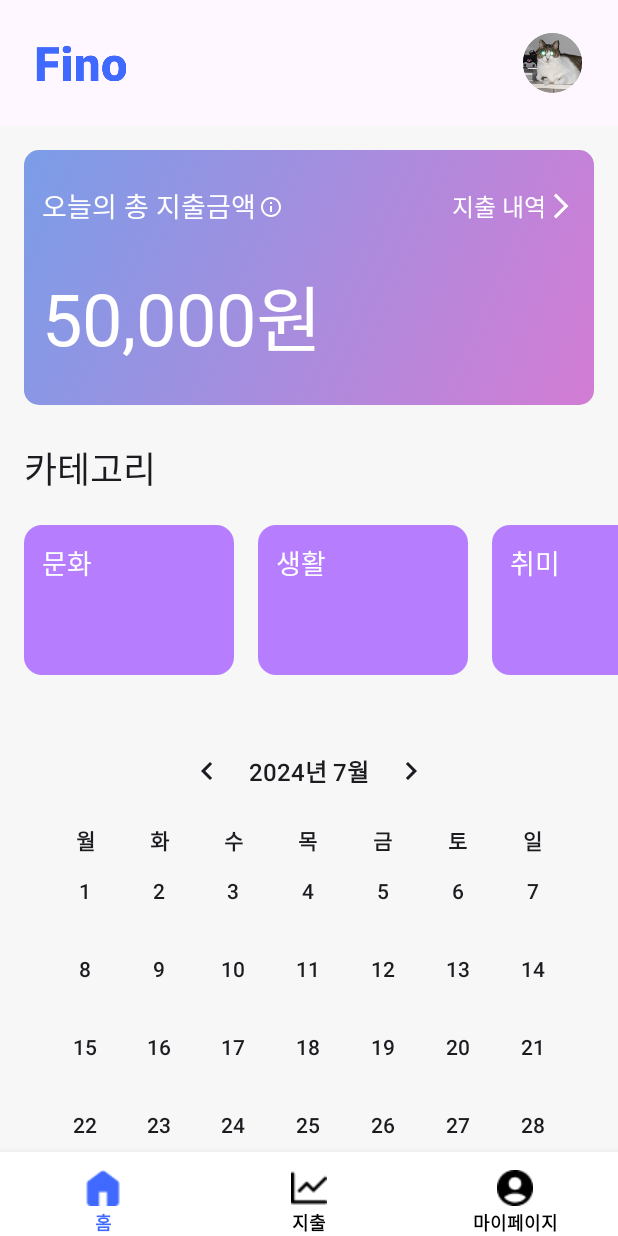
After one commit to 2024-SIGNIEL/signiel-android, an Android app built with Jetpack Compose: the composable RootScreen shown on its own in the app's theme, on a phone screen of 412 x 824 dp. The commit adds this screen. Run offline under Robolectric (Android 15) with nearby library versions, the phone set to English and light mode, and no system bars; Roboto replaces fonts that are not available here.

Commit message:
feat :: Calendar

```diff
--- a/app/build.gradle.kts
+++ b/app/build.gradle.kts
@@ -73,5 +73,5 @@ dependencies {
     debugApi(libs.androidx.compose.ui.tooling)
     debugApi(libs.androidx.compose.ui.test.manifest)
 
-    implementation (libs.androidx.material)
+    implementation(libs.androidx.material)
 }
--- a/app/src/main/java/com/seunghoon/generator/feature/home/HomeScreen.kt
+++ b/app/src/main/java/com/seunghoon/generator/feature/home/HomeScreen.kt
@@ -1,5 +1,6 @@
 package com.seunghoon.generator.feature.home
 
+import android.annotation.SuppressLint
 import androidx.compose.animation.core.animateIntAsState
 import androidx.compose.animation.core.tween
 import androidx.compose.foundation.Image
@@ -16,7 +17,9 @@ import androidx.compose.foundation.layout.size
 import androidx.compose.foundation.layout.statusBarsPadding
 import androidx.compose.foundation.layout.width
 import androidx.compose.foundation.lazy.LazyRow
+import androidx.compose.foundation.rememberScrollState
 import androidx.compose.foundation.shape.RoundedCornerShape
+import androidx.compose.foundation.verticalScroll
 import androidx.compose.material3.Icon
 import androidx.compose.material3.Text
 import androidx.compose.runtime.Composable
@@ -30,7 +33,6 @@ import androidx.compose.ui.Modifier
 import androidx.compose.ui.draw.clip
 import androidx.compose.ui.graphics.Brush
 import androidx.compose.ui.graphics.Color
-import androidx.compose.ui.layout.ContentScale
 import androidx.compose.ui.res.painterResource
 import androidx.compose.ui.text.font.FontWeight
 import androidx.compose.ui.unit.dp
@@ -39,6 +41,7 @@ import androidx.navigation.NavController
 import com.seunghoon.designsystem.ui.theme.Colors
 import com.seunghoon.designsystem.ui.theme.Typography
 import com.seunghoon.generator.R
+import com.seunghoon.generator.ui.SignielCalendar
 import java.text.DecimalFormat
 
 val categoryImages = listOf(
@@ -51,6 +54,7 @@ val categories = listOf(
     "문화", "생활", "취미"
 )
 
+@SuppressLint("MissingInflatedId")
 @Composable
 fun HomeScreen(
     modifier: Modifier = Modifier,
@@ -73,7 +77,11 @@ fun HomeScreen(
             .statusBarsPadding(),
     ) {
         Header(title = "홈")
-        Column(modifier = Modifier.background(Colors.Background_Gray)) {
+        Column(
+            modifier = Modifier
+                .background(Colors.Background_Gray)
+                .verticalScroll(rememberScrollState()),
+        ) {
             Spacer(modifier = Modifier.height(16.dp))
             PayCard(todayPaid = todayPaid)
             Spacer(modifier = Modifier.height(24.dp))
@@ -82,13 +90,16 @@ fun HomeScreen(
                 text = "카테고리",
                 style = Typography.Medium.copy(
                     fontSize = 24.sp,
-                    fontWeight = FontWeight.Bold,
+                    fontWeight = FontWeight.SemiBold,
                 )
             )
+            Spacer(modifier = Modifier.height(20.dp))
+            Categories()
+            Spacer(modifier = Modifier.height(40.dp))
+            SignielCalendar {
+
+            }
         }
-        Spacer(modifier = Modifier.height(8.dp))
-        Categories()
-        Calendar
     }
 }
 
@@ -106,7 +117,7 @@ private fun Categories() {
                     .width(140.dp)
                     .height(100.dp)
                     .background(
-                        color = Colors.Main,
+                        color = Colors.Tertiary,
                         shape = RoundedCornerShape(12.dp),
                     )
                     .padding(12.dp)
@@ -119,14 +130,6 @@ private fun Categories() {
                     ),
                 )
                 Spacer(modifier = Modifier.height(16.dp))
-                /*Image(
-                    modifier = Modifier
-                        .align(Alignment.End)
-                        .size(140.dp),
-                    painter = painterResource(id = categoryImages[it]),
-                    contentDescription = null,
-                    //contentScale = ContentScale.Crop,
-                )*/
             }
         }
     }
@@ -160,6 +163,7 @@ private fun PayCard(
                     text = "오늘의 총 지출금액",
                     style = Typography.Medium.copy(
                         fontSize = 18.sp,
+                        fontWeight = FontWeight.Normal,
                     ),
                     color = Colors.White,
                 )
@@ -176,7 +180,7 @@ private fun PayCard(
                     Text(
                         text = "지출 내역",
                         style = Typography.Medium.copy(
-                            fontWeight = FontWeight.Light,
+                            fontWeight = FontWeight.Normal,
                         ),
                         color = Colors.White
                     )
@@ -194,7 +198,7 @@ private fun PayCard(
                 style = Typography.Medium.copy(
                     fontSize = 48.sp,
                     color = Colors.White,
-                    fontWeight = FontWeight.Normal,
+                    fontWeight = FontWeight.SemiBold,
                 ),
             )
         }
@@ -209,16 +213,21 @@ fun Header(title: String) {
                 .fillMaxWidth()
                 .padding(
                     horizontal = 24.dp,
-                    vertical = 22.dp,
+                    vertical = 12.dp,
                 ),
             verticalAlignment = Alignment.CenterVertically,
+            horizontalArrangement = Arrangement.SpaceBetween,
         ) {
             Image(
-                modifier = Modifier.size(36.dp),
-                painter = painterResource(id = R.drawable.ic_fino),
+                modifier = Modifier.size(60.dp),
+                painter = painterResource(id = R.drawable.ic_fino_text),
+                contentDescription = null,
+            )
+            Image(
+                modifier = Modifier.size(40.dp),
+                painter = painterResource(id = R.drawable.ic_profile),
                 contentDescription = null,
             )
         }
-        //HorizontalDivider(thickness = 1.dp)
     }
 }
--- a/app/src/main/java/com/seunghoon/generator/feature/signin/SignInScreen.kt
+++ b/app/src/main/java/com/seunghoon/generator/feature/signin/SignInScreen.kt
@@ -82,7 +82,7 @@ fun SignInScreen(navController: NavController) {
         SignielButton(
             modifier = Modifier.padding(bottom = 16.dp),
             text = "다음",
-            onClick = { navController.navigate(NavigationRoute.Main.HOME) },
+            onClick = { navController.navigate(NavigationRoute.Main.ROOT) },
         )
     }
 }
--- a/app/src/main/java/com/seunghoon/generator/navigation/NavigationRoute.kt
+++ b/app/src/main/java/com/seunghoon/generator/navigation/NavigationRoute.kt
@@ -1,4 +1,6 @@
 package com.seunghoon.generator.navigation
+
+import com.seunghoon.generator.R
 
 sealed class NavigationRoute(val route: String) {
     data object Auth : NavigationRoute("auth") {
@@ -15,10 +17,35 @@ sealed class NavigationRoute(val route: String) {
 
     data object Main : NavigationRoute("main") {
         val ROOT = this.route + "/root"
-        val HOME = this.route + "/home"
     }
 
     data object Root : NavigationRoute("root") {
-
+        val HOME = this.route + "/home"
+        val PAY = this.route + "/pay"
+        val MY_PAGE = this.route + "/myPage"
     }
 }
+
+sealed class BottomMenu(
+    val route: String,
+    val icon: Int,
+    val label: String,
+) {
+    data object HOME: BottomMenu(
+        route = NavigationRoute.Root.HOME,
+        icon = com.seunghoon.core.designsystem.R.drawable.ic_home,
+        label = "홈",
+    )
+
+    data object PAY: BottomMenu(
+        route = NavigationRoute.Root.PAY,
+        icon = com.seunghoon.core.designsystem.R.drawable.ic_graph,
+        label = "지출",
+    )
+
+    data object MYPAGE: BottomMenu(
+        route = NavigationRoute.Root.MY_PAGE,
+        icon = com.seunghoon.core.designsystem.R.drawable.ic_person,
+        label = "마이페이지",
+    )
+}
--- /dev/null
+++ b/app/src/main/java/com/seunghoon/generator/ui/RootScreen.kt
@@ -0,0 +1,106 @@
+package com.seunghoon.generator.ui
+
+import android.annotation.SuppressLint
+import androidx.compose.foundation.layout.Column
+import androidx.compose.foundation.layout.Spacer
+import androidx.compose.foundation.layout.height
+import androidx.compose.foundation.layout.navigationBarsPadding
+import androidx.compose.foundation.layout.padding
+import androidx.compose.foundation.layout.size
+import androidx.compose.material.BottomNavigation
+import androidx.compose.material.BottomNavigationItem
+import androidx.compose.material3.Icon
+import androidx.compose.material3.Scaffold
+import androidx.compose.material3.Text
+import androidx.compose.runtime.Composable
+import androidx.compose.ui.Modifier
+import androidx.compose.ui.graphics.Color
+import androidx.compose.ui.res.painterResource
+import androidx.compose.ui.text.font.FontWeight
+import androidx.compose.ui.unit.dp
+import androidx.compose.ui.unit.sp
+import androidx.navigation.NavController
+import androidx.navigation.compose.NavHost
+import androidx.navigation.compose.composable
+import androidx.navigation.compose.currentBackStackEntryAsState
+import androidx.navigation.compose.rememberNavController
+import com.seunghoon.designsystem.ui.theme.Colors
+import com.seunghoon.generator.feature.home.HomeScreen
+import com.seunghoon.generator.navigation.BottomMenu
+import com.seunghoon.generator.navigation.NavigationRoute
+
+val menus = listOf(
+    BottomMenu.HOME,
+    BottomMenu.PAY,
+    BottomMenu.MYPAGE,
+)
+
+@SuppressLint("UnusedMaterial3ScaffoldPaddingParameter")
+@Composable
+fun RootScreen(
+    navController: NavController
+) {
+    val navHostController = rememberNavController()
+
+    Scaffold(
+        bottomBar = {
+            BottomNavigation(backgroundColor = Color.White) {
+                val selectedRoute =
+                    navHostController.currentBackStackEntryAsState().value?.destination?.route
+                menus.forEach {
+                    BottomNavigationItem(
+                        selectedContentColor = Colors.Main,
+                        unselectedContentColor = Color.Black,
+                        selected = selectedRoute == it.route,
+                        onClick = {
+                            navHostController.navigate(it.route) {
+                                popUpTo(0) {
+                                    inclusive = true
+                                    saveState = true
+                                }
+                                launchSingleTop = true
+                            }
+                        },
+                        icon = {
+                            Column {
+                                Spacer(modifier = Modifier.height(12.dp))
+                                Icon(
+                                    modifier = Modifier.size(24.dp),
+                                    painter = painterResource(it.icon),
+                                    contentDescription = null,
+                                    tint = if (selectedRoute == it.route) Colors.Main else Color.Black
+                                )
+                                Spacer(modifier = Modifier.height(4.dp))
+                            }
+                        },
+                        label = {
+                            Text(
+                                modifier = Modifier.navigationBarsPadding(),
+                                text = it.label,
+                                fontWeight = FontWeight.SemiBold,
+                                fontSize = 12.sp,
+                                color = if (selectedRoute == it.route) Colors.Main else Color.Black,
+                            )
+                        }
+                    )
+                }
+            }
+        }
+    ) { paddingValues ->
+        NavHost(
+            modifier = Modifier.padding(paddingValues),
+            navController = navHostController,
+            startDestination = NavigationRoute.Root.HOME,
+        ) {
+            composable(NavigationRoute.Root.HOME) {
+                HomeScreen(navController = navHostController)
+            }
+            composable(NavigationRoute.Root.PAY) {
+
+            }
+            composable(NavigationRoute.Root.MY_PAGE) {
+
+            }
+        }
+    }
+}
--- /dev/null
+++ b/app/src/main/java/com/seunghoon/generator/ui/SignielCalendar.kt
@@ -0,0 +1,234 @@
+package com.seunghoon.generator.ui
+
+import androidx.compose.foundation.clickable
+import androidx.compose.foundation.interaction.MutableInteractionSource
+import androidx.compose.foundation.layout.Arrangement
+import androidx.compose.foundation.layout.Box
+import androidx.compose.foundation.layout.Column
+import androidx.compose.foundation.layout.ExperimentalLayoutApi
+import androidx.compose.foundation.layout.FlowRow
+import androidx.compose.foundation.layout.Row
+import androidx.compose.foundation.layout.Spacer
+import androidx.compose.foundation.layout.fillMaxHeight
+import androidx.compose.foundation.layout.fillMaxSize
+import androidx.compose.foundation.layout.fillMaxWidth
+import androidx.compose.foundation.layout.padding
+import androidx.compose.foundation.shape.CircleShape
+import androidx.compose.foundation.shape.RoundedCornerShape
+import androidx.compose.material.icons.Icons
+import androidx.compose.material.icons.filled.KeyboardArrowLeft
+import androidx.compose.material.icons.filled.KeyboardArrowRight
+import androidx.compose.material3.Icon
+import androidx.compose.material3.Text
+import androidx.compose.runtime.Composable
+import androidx.compose.runtime.LaunchedEffect
+import androidx.compose.runtime.getValue
+import androidx.compose.runtime.mutableIntStateOf
+import androidx.compose.runtime.mutableStateOf
+import androidx.compose.runtime.remember
+import androidx.compose.runtime.setValue
+import androidx.compose.ui.Alignment
+import androidx.compose.ui.Modifier
+import androidx.compose.ui.draw.clip
+import androidx.compose.ui.text.TextStyle
+import androidx.compose.ui.text.font.FontWeight
+import androidx.compose.ui.text.style.TextAlign
+import androidx.compose.ui.tooling.preview.Preview
+import androidx.compose.ui.unit.dp
+import androidx.compose.ui.unit.sp
+import java.time.LocalDate
+
+@OptIn(ExperimentalLayoutApi::class)
+@Composable
+fun SignielCalendar(
+    modifier: Modifier = Modifier,
+    fetchDate: (String) -> Unit,
+) {
+    var currentYear by remember { mutableIntStateOf(LocalDate.now().year) }
+    var currentMonth by remember { mutableIntStateOf(LocalDate.now().monthValue) }
+    val weekList = listOf("월", "화", "수", "목", "금", "토", "일")
+    var update by remember { mutableStateOf(false) }
+
+    LaunchedEffect(Unit) {
+        update = true
+    }
+    LaunchedEffect(currentMonth) {
+        update = true
+    }
+
+    fun daysInMonth(month: Int, year: Int): Int {
+        return when (month) {
+            2 -> if (year % 4 == 0 && (year % 100 != 0 || year % 400 == 0)) 29 else 28
+            4, 6, 9, 11 -> 30
+            else -> 31
+        }
+    }
+
+    val firstDayOfMonth = LocalDate.of(
+        currentYear,
+        currentMonth,
+        1,
+    )
+    val dayOfWeek = firstDayOfMonth.dayOfWeek.value
+    val daysInCurrentMonth = daysInMonth(currentMonth, currentYear)
+    val dates: List<CalendarDate> = (1..daysInCurrentMonth).map { day ->
+        CalendarDate(day, currentMonth, currentYear)
+    }
+
+    Column(modifier = modifier.fillMaxHeight(0.7f)) {
+        Row(
+            modifier = Modifier
+                .fillMaxWidth()
+                .padding(top = 12.dp),
+            horizontalArrangement = Arrangement.Center
+        ) {
+            Icon(
+                Icons.Default.KeyboardArrowLeft,
+                contentDescription = "keyboardArrowLeft",
+                modifier = Modifier
+                    .align(Alignment.CenterVertically)
+                    .clickable(
+                        indication = null,
+                        interactionSource = remember { MutableInteractionSource() },
+                    ) {
+                        update = false
+                        if (currentMonth - 1 < 1) {
+                            currentYear--
+                            currentMonth = 12
+                        } else currentMonth--
+                    }
+            )
+            Text(
+                text = "${currentYear}년 ${currentMonth}월",
+                modifier = Modifier.padding(horizontal = 16.dp),
+                textAlign = TextAlign.Center,
+                style = TextStyle(
+                    fontSize = 16.sp,
+                    fontWeight = FontWeight.SemiBold,
+                )
+            )
+            Icon(
+                Icons.Default.KeyboardArrowRight,
+                contentDescription = "keyboardArrowRight",
+                modifier = Modifier
+                    .align(Alignment.CenterVertically)
+                    .clickable(
+                        indication = null,
+                        interactionSource = remember { MutableInteractionSource() },
+                    ) {
+                        update = false
+                        if (currentMonth + 1 > 12) {
+                            currentYear++
+                            currentMonth = 1
+                        } else currentMonth++
+                    }
+            )
+        }
+        Column(
+            modifier = Modifier
+                .padding(
+                    horizontal = 16.dp,
+                    vertical = 12.dp,
+                )
+                .clip(RoundedCornerShape(24.dp))
+        ) {
+            FlowRow(
+                modifier = Modifier
+                    .padding(
+                        start = 16.dp,
+                        end = 16.dp,
+                        top = 12.dp
+                    )
+                    .fillMaxWidth(),
+                horizontalArrangement = Arrangement.Center,
+            ) {
+                weekList.forEach { day ->
+                    Text(
+                        text = day,
+                        modifier = Modifier.weight(1f),
+                        textAlign = TextAlign.Center,
+                        fontWeight = FontWeight.SemiBold,
+                    )
+                }
+            }
+            if (update) {
+                FlowRow(
+                    modifier = Modifier
+                        .padding(
+                            start = 16.dp,
+                            end = 16.dp,
+                            bottom = 12.dp,
+                        )
+                        .fillMaxWidth(),
+                    maxItemsInEachRow = 7,
+                    verticalArrangement = Arrangement.spacedBy(16.dp),
+                ) {
+                    var startOfMonth = 1
+                    var select by remember { mutableStateOf("") }
+                    dates.forEach { date ->
+                        val today =
+                            if (date.day < 10) "${date.year}-${date.month}-0${date.day}"
+                            else "${date.year}-${date.month}-${date.day}"
+                        if (dayOfWeek > startOfMonth) {
+                            for (i in 2..dayOfWeek) {
+                                Spacer(modifier = Modifier.weight(1f))
+                                startOfMonth++
+                            }
+                        }
+                        startOfMonth++
+                        Column(
+                            modifier = Modifier
+                                .padding(top = 12.dp)
+                                .weight(1f)
+
+                                .clip(CircleShape)
+                                .clickable(
+                                    indication = null,
+                                    interactionSource = remember { MutableInteractionSource() },
+                                ) {
+                                    select = "${date.year}${date.month}${date.day}"
+                                    fetchDate(select)
+                                },
+                            horizontalAlignment = Alignment.CenterHorizontally,
+                            verticalArrangement = Arrangement.Center,
+                        ) {
+                            // 일
+                            Text(
+                                modifier = Modifier
+                                    /*.background(
+                                        color = Color.Gray,
+                                        shape = CircleShape,
+                                    )*/
+                                    .clip(CircleShape)
+                                    .padding(4.dp),
+                                text = (date.day).toString(),
+                                textAlign = TextAlign.Center,
+                                fontSize = 14.sp,
+                                fontWeight = FontWeight.Medium,
+                            )
+                        }
+                        if (startOfMonth == daysInCurrentMonth + dayOfWeek) {
+                            for (i in 1..7) Spacer(modifier = Modifier.weight(1f))
+                        }
+                    }
+                }
+            }
+        }
+    }
+}
+
+@Preview(showBackground = true)
+@Composable
+private fun SignielCalendarPreview() {
+    Box(modifier = Modifier.fillMaxSize(), contentAlignment = Alignment.Center) {
+        SignielCalendar {
+
+        }
+    }
+}
+
+data class CalendarDate(
+    val day: Int,
+    val month: Int,
+    val year: Int
+)
--- a/app/src/main/res/values/themes.xml
+++ b/app/src/main/res/values/themes.xml
@@ -1,9 +1,8 @@
 <?xml version="1.0" encoding="utf-8"?>
 <resources>
-
-    <style name="Theme.ProjectGenerator" parent="android:Theme.Material.Light.NoActionBar">
-        <item name="android:windowLightStatusBar">true</item>
-        <item name="android:windowTranslucentStatus">false</item>
+    <style name="Theme.ProjectGenerator" parent="Theme.AppCompat.Light.NoActionBar">
+        <item name="android:windowLightStatusBar">false</item>
+        <item name="android:windowTranslucentStatus">true</item>
         <item name="android:statusBarColor">@android:color/transparent</item>
     </style>
 </resources>
--- a/core/designsystem/src/main/java/com/seunghoon/designsystem/ui/theme/Colors.kt
+++ b/core/designsystem/src/main/java/com/seunghoon/designsystem/ui/theme/Colors.kt
@@ -14,4 +14,6 @@ object Colors {
     val Main_Disabled = Color(0xFF89A3FF)
     val Error = Color(0xFFD10000)
     val Background_Gray = Color(0xFFF7F7F7)
+    val Secondary = Color(0xFFFFE70B)
+    val Tertiary = Color(0xFFB67DFF)
 }
```
Also changed, not shown: app/src/main/java/com/seunghoon/generator/navigation/MainNavigation.kt (+4 -5 lines), app/src/main/java/com/seunghoon/generator/navigation/RootNavigation.kt (added, +11 -0 lines), app/src/main/java/com/seunghoon/generator/ui/BottomNavigationBar.kt (deleted, +0 -140 lines), app/src/main/res/values-night/themes.xml (added, +7 -0 lines), app/src/main/res/drawable/ic_fino_text.png (added), app/src/main/res/drawable/ic_profile.png (added).
